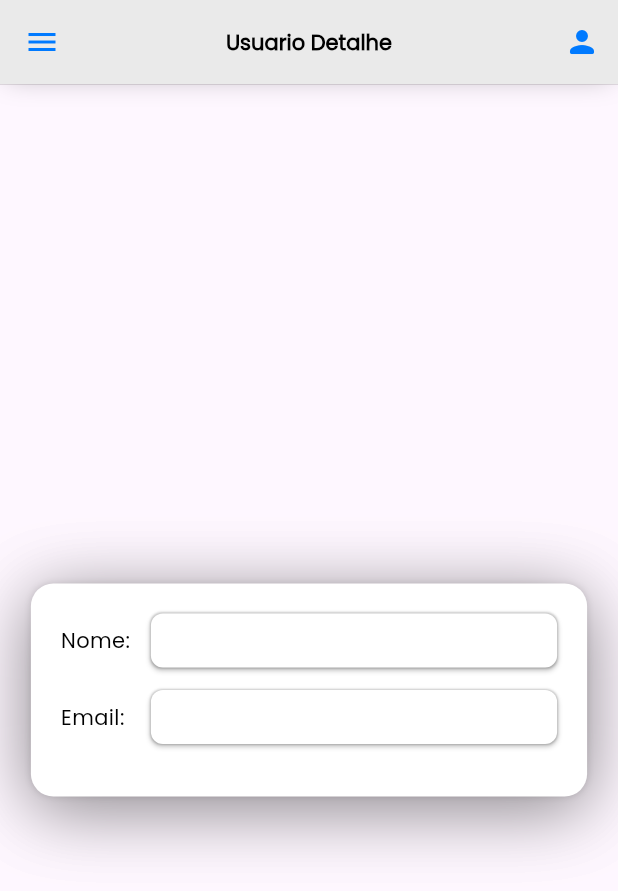
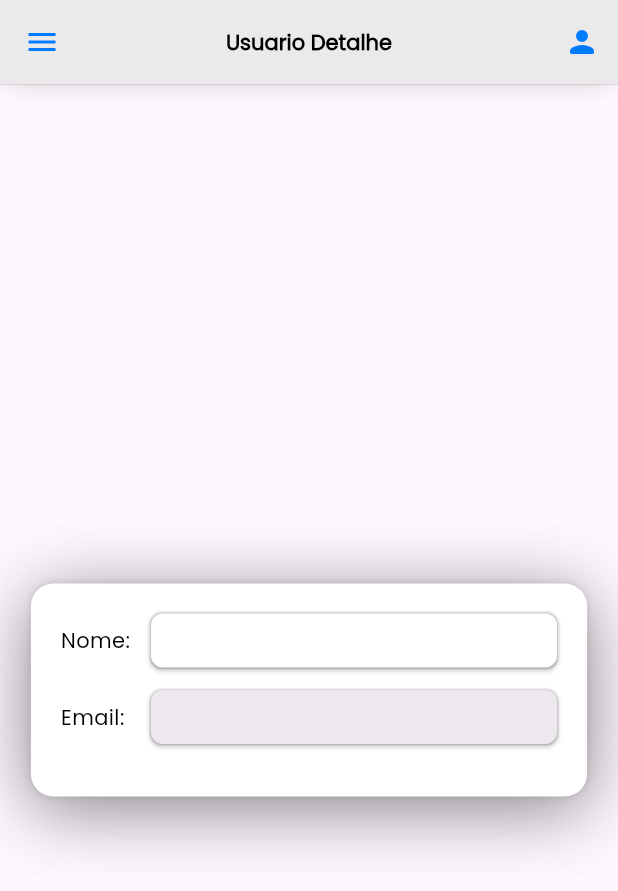
Before and after one commit to NutriClin/nutriclin, a Flutter app: the UsuarioDetalhe screen opened directly, on a phone screen of 412 x 824 dp. Shown: the top 891 px of the screen. Run offline on Flutter 3.47's test engine with Material 3 defaults, Android fonts, the light colour scheme and no system bars; our stand-ins replace cloud_firestore, firebase_auth, firebase_core, flutter_svg; accounts and stored records are empty; statements that could not run were skipped.

Commit message:
feat: adicao do input desabilitado

```diff
--- a/nutri_app/lib/components/custom_input.dart
+++ b/nutri_app/lib/components/custom_input.dart
@@ -6,6 +6,7 @@ class CustomInput extends StatelessWidget {
   final TextInputType keyboardType;
   final bool obscureText;
   final double width;
+  final bool enabled;
 
   const CustomInput({
     super.key,
@@ -14,6 +15,7 @@ class CustomInput extends StatelessWidget {
     this.controller,
     this.keyboardType = TextInputType.text,
     this.obscureText = false,
+    this.enabled = true,
   });
 
   @override
@@ -26,7 +28,7 @@ class CustomInput extends StatelessWidget {
             width: width,
             child: Text(
               label,
-              style: TextStyle(
+              style: const TextStyle(
                 color: Colors.black,
                 fontSize: 14,
                 fontFamily: 'Poppins',
@@ -38,14 +40,13 @@ class CustomInput extends StatelessWidget {
             child: Container(
               height: 36,
               decoration: BoxDecoration(
-                color: Colors.white,
+                  color: enabled ? Colors.white : const Color(0xFFEEE9EF),
                   borderRadius: BorderRadius.circular(8),
                   boxShadow: [
                     BoxShadow(
                       color: Colors.black.withOpacity(0.2),
                       offset: const Offset(0, 2),
                       blurRadius: 2.5,
-                    spreadRadius: 0,
                     ),
                     BoxShadow(
                       color: Colors.black.withOpacity(0.2),
@@ -53,23 +54,23 @@ class CustomInput extends StatelessWidget {
                       blurRadius: 0.5,
                       spreadRadius: 0.5,
                     ),
-                ],
-              ),
+                  ]),
               child: TextField(
                 controller: controller,
                 keyboardType: keyboardType,
                 textAlignVertical: TextAlignVertical.bottom,
+                obscureText: obscureText,
+                enabled: enabled,
                 style: const TextStyle(
                   fontSize: 14,
                   fontWeight: FontWeight.w500,
                   fontFamily: 'Poppins',
+                  color: Colors.black,
                 ),
                 decoration: const InputDecoration(
                   border: InputBorder.none,
                   isDense: true,
-                  contentPadding: EdgeInsets.symmetric(
-                    horizontal: 10,
-                  ),
+                  contentPadding: EdgeInsets.symmetric(horizontal: 10),
                 ),
               ),
             ),
--- a/nutri_app/lib/pages/usuario_detalhe.dart
+++ b/nutri_app/lib/pages/usuario_detalhe.dart
@@ -5,7 +5,9 @@ import 'package:nutri_app/components/custom_input.dart';
 
 class UsuarioDetalhe extends StatelessWidget {
   final int idUsuario;
-  final TextEditingController emailController = TextEditingController();
+  final TextEditingController nomeController = TextEditingController();
+    final TextEditingController emailController = TextEditingController();
+
 
   UsuarioDetalhe({super.key, required this.idUsuario});
 
@@ -30,7 +32,6 @@ class UsuarioDetalhe extends StatelessWidget {
                     mainAxisAlignment: MainAxisAlignment.center,
                     children: [
                       const SizedBox(height: 40),
-                      // Form
                       CustomCard(
                         width: cardWidth,
                         child: Column(
@@ -38,13 +39,14 @@ class UsuarioDetalhe extends StatelessWidget {
                             CustomInput(
                               label: 'Nome:',
                               width: 50,
-                              controller: emailController,
+                              controller: nomeController,
                             ),
                             const SizedBox(height: 15),
                             CustomInput(
                               label: 'Email:',
                               width: 50,
                               controller: emailController,
+                              enabled: false,
                             ),
                             const SizedBox(height: 15),
                           ],
```
Lines whose indentation alone changed are shown as unchanged.
